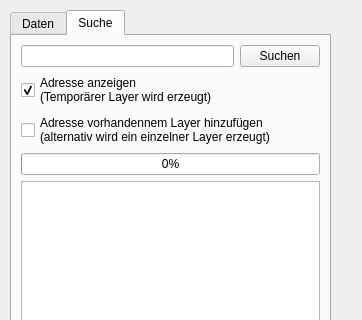
Qt form address_search_dockwidget_base.ui (thmskn/address_search) before a commit; both pictures show x 0 to 362 and y 0 to 320 of the 362 by 490 pixel window.
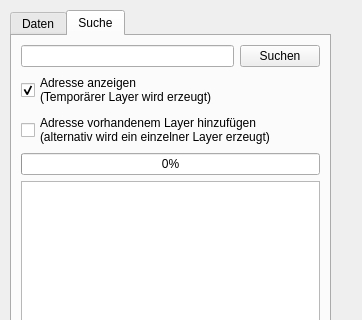
The same form after that commit.

```diff
--- a/address_search_dockwidget_base.ui
+++ b/address_search_dockwidget_base.ui
@@ -131,7 +131,7 @@
         <item>
          <widget class="QCheckBox" name="cb_newLayer">
           <property name="text">
-           <string>Adresse vorhandennem Layer hinzufügen
+           <string>Adresse vorhandenem Layer hinzufügen
 (alternativ wird ein einzelner Layer erzeugt)</string>
           </property>
          </widget>
```
